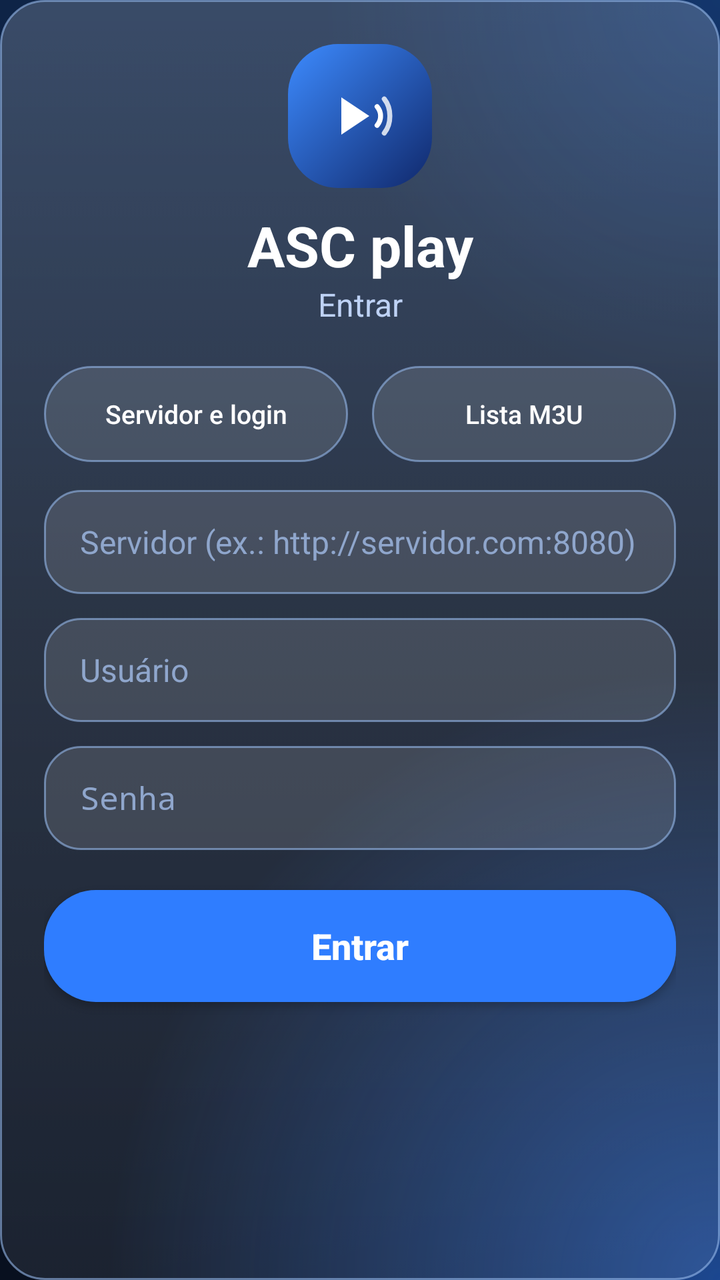
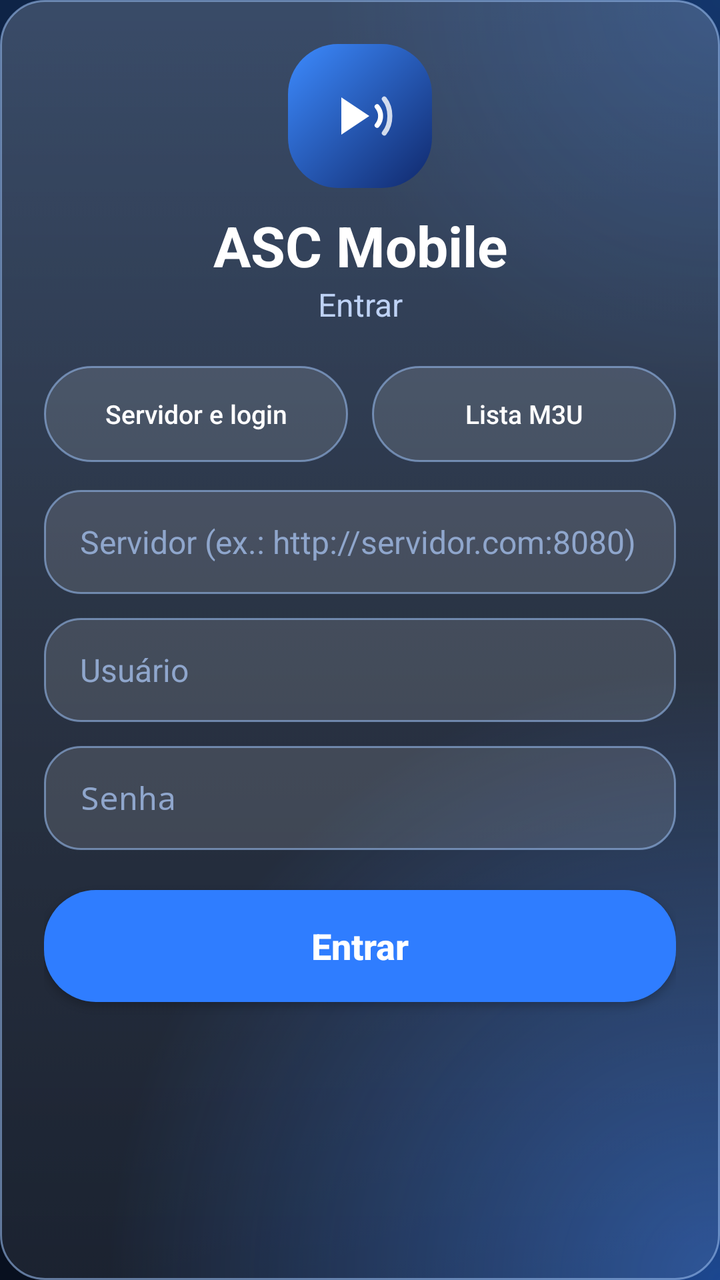

Compare the two renders of this Android layout. The source of the first and the diff that turns it into the second are given below.
<!-- AndroidManifest.xml: application theme AppTheme -->
<!-- res/layout/activity_login.xml -->
<?xml version="1.0" encoding="utf-8"?>
<FrameLayout xmlns:android="http://schemas.android.com/apk/res/android"
    android:layout_width="match_parent"
    android:layout_height="match_parent"
    android:background="@drawable/bg_gradient">

    <ScrollView
        android:layout_width="match_parent"
        android:layout_height="match_parent"
        android:fillViewport="true"
        android:scrollbars="none">

        <LinearLayout
            android:id="@+id/login_box"
            android:layout_width="match_parent"
            android:layout_height="wrap_content"
            android:layout_gravity="center"
            android:layout_marginStart="16dp"
            android:layout_marginTop="32dp"
            android:layout_marginEnd="16dp"
            android:layout_marginBottom="32dp"
            android:background="@drawable/bg_card_home"
            android:orientation="vertical"
            android:padding="22dp">

            <LinearLayout
                android:id="@+id/group_update"
                android:layout_width="match_parent"
                android:layout_height="wrap_content"
                android:layout_marginBottom="18dp"
                android:orientation="vertical"
                android:visibility="gone">

                <TextView
                    android:id="@+id/tv_update"
                    android:layout_width="match_parent"
                    android:layout_height="wrap_content"
                    android:gravity="center"
                    android:textColor="#4ADE80"
                    android:textSize="16sp"
                    android:textStyle="bold" />

                <LinearLayout
                    android:layout_width="match_parent"
                    android:layout_height="wrap_content"
                    android:layout_marginTop="10dp"
                    android:orientation="horizontal">

                    <Button
                        android:id="@+id/btn_update_now"
                        android:layout_width="0dp"
                        android:layout_height="@dimen/btn_min_h"
                        android:layout_marginEnd="8dp"
                        android:layout_weight="1"
                        android:background="@drawable/bg_button"
                        android:text="@string/btn_update_now"
                        android:textAllCaps="false"
                        android:textColor="@color/asc_text"
                        android:textSize="@dimen/btn_text" />

                    <Button
                        android:id="@+id/btn_update_later"
                        android:layout_width="0dp"
                        android:layout_height="@dimen/btn_min_h"
                        android:layout_weight="1"
                        android:background="@drawable/bg_glass_pill"
                        android:text="@string/btn_update_later"
                        android:textAllCaps="false"
                        android:textColor="@color/asc_text"
                        android:textSize="@dimen/btn_text" />
                </LinearLayout>
            </LinearLayout>

            <ImageView
                android:layout_width="72dp"
                android:layout_height="72dp"
                android:layout_gravity="center_horizontal"
                android:contentDescription="ASC play"
                android:src="@drawable/ic_brand" />

            <TextView
                android:layout_width="match_parent"
                android:layout_height="wrap_content"
                android:layout_marginTop="10dp"
                android:gravity="center"
                android:text="ASC play"
                android:textColor="@color/asc_text"
                android:textSize="28sp"
                android:textStyle="bold" />

            <TextView
                android:layout_width="match_parent"
                android:layout_height="wrap_content"
                android:gravity="center"
                android:text="@string/login_title"
                android:textColor="@color/asc_text2"
                android:textSize="16sp" />

            <LinearLayout
                android:layout_width="match_parent"
                android:layout_height="wrap_content"
                android:layout_marginTop="20dp"
                android:orientation="horizontal">

                <Button
                    android:id="@+id/btn_mode_xtream"
                    android:layout_width="0dp"
                    android:layout_height="@dimen/btn_min_h"
                    android:layout_marginEnd="6dp"
                    android:layout_weight="1"
                    android:background="@drawable/bg_chip"
                    android:text="@string/mode_xtream"
                    android:textAllCaps="false"
                    android:textColor="@color/asc_text"
                    android:textSize="13sp" />

                <Button
                    android:id="@+id/btn_mode_m3u"
                    android:layout_width="0dp"
                    android:layout_height="@dimen/btn_min_h"
                    android:layout_marginStart="6dp"
                    android:layout_weight="1"
                    android:background="@drawable/bg_chip"
                    android:text="@string/mode_m3u"
                    android:textAllCaps="false"
                    android:textColor="@color/asc_text"
                    android:textSize="13sp" />
            </LinearLayout>

            <LinearLayout
                android:id="@+id/group_xtream"
                android:layout_width="match_parent"
                android:layout_height="wrap_content"
                android:orientation="vertical">

            <EditText
                android:id="@+id/et_server"
                android:layout_width="match_parent"
                android:layout_height="wrap_content"
                android:layout_marginTop="14dp"
                android:background="@drawable/bg_field"
                android:hint="@string/hint_server"
                android:imeOptions="actionNext"
                android:inputType="textUri"
                android:minHeight="@dimen/field_min_h"
                android:paddingStart="18dp"
                android:paddingEnd="18dp"
                android:singleLine="true"
                android:textColor="@color/asc_text"
                android:textColorHint="#8FA6CC"
                android:textSize="@dimen/field_text" />

            <EditText
                android:id="@+id/et_user"
                android:layout_width="match_parent"
                android:layout_height="wrap_content"
                android:layout_marginTop="12dp"
                android:background="@drawable/bg_field"
                android:hint="@string/hint_user"
                android:imeOptions="actionNext"
                android:inputType="textNoSuggestions"
                android:minHeight="@dimen/field_min_h"
                android:paddingStart="18dp"
                android:paddingEnd="18dp"
                android:singleLine="true"
                android:textColor="@color/asc_text"
                android:textColorHint="#8FA6CC"
                android:textSize="@dimen/field_text" />

            <EditText
                android:id="@+id/et_pass"
                android:layout_width="match_parent"
                android:layout_height="wrap_content"
                android:layout_marginTop="12dp"
                android:background="@drawable/bg_field"
                android:hint="@string/hint_pass"
                android:imeOptions="actionDone"
                android:inputType="textPassword"
                android:minHeight="@dimen/field_min_h"
                android:paddingStart="18dp"
                android:paddingEnd="18dp"
                android:singleLine="true"
                android:textColor="@color/asc_text"
                android:textColorHint="#8FA6CC"
                android:textSize="@dimen/field_text" />
            </LinearLayout>

            <LinearLayout
                android:id="@+id/group_m3u"
                android:layout_width="match_parent"
                android:layout_height="wrap_content"
                android:orientation="vertical"
                android:visibility="gone">

            <EditText
                android:id="@+id/et_m3u"
                android:layout_width="match_parent"
                android:layout_height="wrap_content"
                android:layout_marginTop="14dp"
                android:background="@drawable/bg_field"
                android:hint="@string/hint_m3u"
                android:imeOptions="actionDone"
                android:inputType="textUri"
                android:minHeight="@dimen/field_min_h"
                android:paddingStart="18dp"
                android:paddingEnd="18dp"
                android:singleLine="true"
                android:textColor="@color/asc_text"
                android:textColorHint="#8FA6CC"
                android:textSize="@dimen/field_text" />
            </LinearLayout>

            <Button
                android:id="@+id/btn_enter"
                android:layout_width="match_parent"
                android:layout_height="56dp"
                android:layout_marginTop="20dp"
                android:background="@drawable/bg_button"
                android:text="@string/btn_enter"
                android:textAllCaps="false"
                android:textColor="@color/asc_text"
                android:textSize="18sp"
                android:textStyle="bold" />

            <TextView
                android:id="@+id/tv_status"
                android:layout_width="match_parent"
                android:layout_height="wrap_content"
                android:layout_marginTop="12dp"
                android:gravity="center"
                android:textColor="@color/asc_text2"
                android:textSize="15sp" />
        </LinearLayout>
    </ScrollView>
</FrameLayout>
<!-- resources referenced by this layout -->
<resources>
  <color name="asc_text">#FFFFFF</color>
  <color name="asc_text2">#BED2F5</color>
  <dimen name="btn_min_h">48dp</dimen>
  <dimen name="btn_text">16sp</dimen>
  <dimen name="field_min_h">52dp</dimen>
  <dimen name="field_text">16sp</dimen>
  <!-- drawable bg_chip (drawable) -->
  <?xml version="1.0" encoding="utf-8"?>
  <selector xmlns:android="http://schemas.android.com/apk/res/android">
      <item android:state_selected="true">
          <shape android:shape="rectangle"><solid android:color="#2F7DFF" /><corners android:radius="24dp" /></shape>
      </item>
      <item android:state_pressed="true">
          <shape android:shape="rectangle"><solid android:color="#3DFFFFFF" /><stroke android:width="1.5dp" android:color="#FFFFFF" /><corners android:radius="24dp" /></shape>
      </item>
      <item>
          <shape android:shape="rectangle"><solid android:color="#1FFFFFFF" /><stroke android:width="1dp" android:color="#9996B9EB" /><corners android:radius="24dp" /></shape>
      </item>
  </selector>
  <!-- drawable bg_field (drawable) -->
  <?xml version="1.0" encoding="utf-8"?>
  <selector xmlns:android="http://schemas.android.com/apk/res/android">
      <item android:state_focused="true">
          <shape android:shape="rectangle"><solid android:color="#33FFFFFF" /><stroke android:width="2dp" android:color="#5AAAFF" /><corners android:radius="18dp" /></shape>
      </item>
      <item>
          <shape android:shape="rectangle"><solid android:color="#1FFFFFFF" /><stroke android:width="1dp" android:color="#9996B9EB" /><corners android:radius="18dp" /></shape>
      </item>
  </selector>
  <!-- drawable ic_brand (drawable) -->
  <?xml version="1.0" encoding="utf-8"?>
  <layer-list xmlns:android="http://schemas.android.com/apk/res/android">
      <item>
          <shape android:shape="rectangle">
              <gradient android:angle="315" android:startColor="#3D8BFF" android:endColor="#10286B" />
              <corners android:radius="16dp" />
          </shape>
      </item>
      <item android:drawable="@drawable/ic_play_wave" android:left="11dp" android:top="11dp" android:right="11dp" android:bottom="11dp" />
  </layer-list>
  <string name="btn_enter">Entrar</string>
  <string name="btn_update_later">Depois</string>
  <string name="btn_update_now">Atualizar</string>
  <string name="hint_m3u">Link da lista M3U (http://...)</string>
  <string name="hint_pass">Senha</string>
  <string name="hint_server">Servidor (ex.: http://servidor.com:8080)</string>
  <string name="hint_user">Usuário</string>
  <string name="login_title">Entrar</string>
  <string name="mode_m3u">Lista M3U</string>
  <string name="mode_xtream">Servidor e login</string>
  <style name="AppTheme" parent="android:Theme.Material.NoActionBar">
          <item name="android:windowBackground">@drawable/bg_gradient</item>
          <item name="android:statusBarColor">#0B1B32</item>
          <item name="android:navigationBarColor">#08101F</item>
          <item name="android:colorAccent">@color/asc_blue</item>
          <item name="android:textColorHint">#8FA6CC</item>
      </style>
  <!-- drawable ic_play_wave (drawable) -->
  <?xml version="1.0" encoding="utf-8"?>
  <vector xmlns:android="http://schemas.android.com/apk/res/android"
      android:width="24dp" android:height="24dp" android:viewportWidth="24" android:viewportHeight="24">
      <path android:fillColor="#FFFFFF" android:pathData="M6,6 L6,18 L15,12 Z" />
      <path android:fillColor="#00000000" android:strokeColor="#FFFFFF" android:strokeWidth="1.6" android:strokeLineCap="round"
          android:pathData="M17.5,9 C19,10.8 19,13.2 17.5,15" />
      <path android:fillColor="#00000000" android:strokeColor="#CCFFFFFF" android:strokeWidth="1.6" android:strokeLineCap="round"
          android:pathData="M19.8,6.5 C22.2,9.5 22.2,14.5 19.8,17.5" />
  </vector>
  <color name="asc_blue">#2F7DFF</color>
  <!-- unchanged entries left out for length: 4 -->
</resources>

<!-- the commit's change to res/layout/activity_login.xml (unified diff, before → after) -->
@@ -75,7 +75,7 @@
                 android:layout_width="72dp"
                 android:layout_height="72dp"
                 android:layout_gravity="center_horizontal"
-                android:contentDescription="ASC play"
+                android:contentDescription="ASC Mobile"
                 android:src="@drawable/ic_brand" />
 
             <TextView
@@ -83,7 +83,7 @@
                 android:layout_height="wrap_content"
                 android:layout_marginTop="10dp"
                 android:gravity="center"
-                android:text="ASC play"
+                android:text="ASC Mobile"
                 android:textColor="@color/asc_text"
                 android:textSize="28sp"
                 android:textStyle="bold" />
